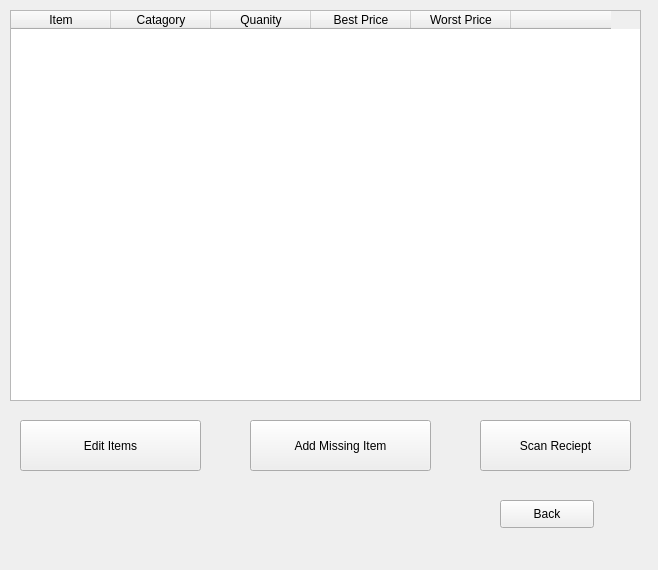
Qt form UI/items.ui (Vishnu3060/cs303RecieptTracker) before a commit.
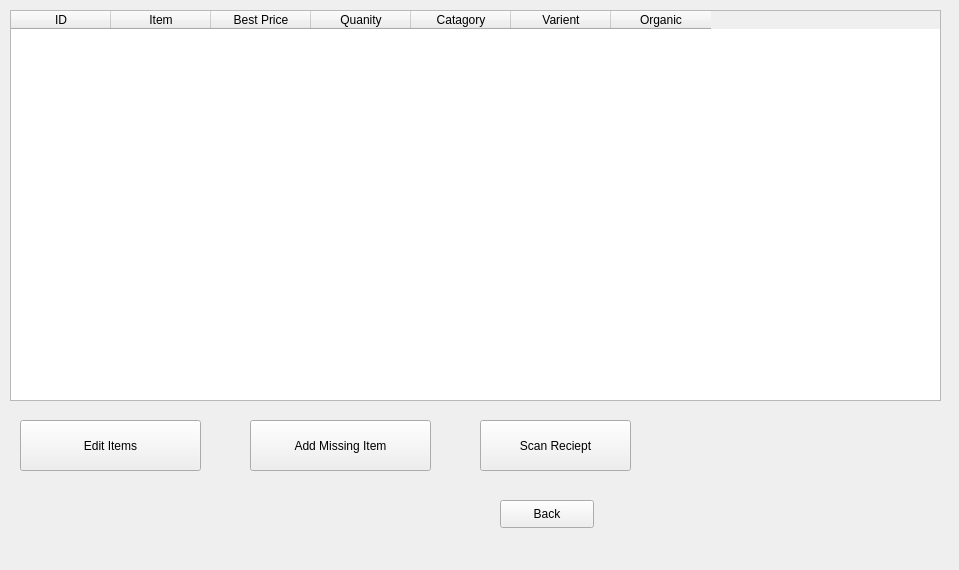
The same form after that commit.

Commit message: added table functionality item window and changed layout

```diff
--- a/UI/items.ui
+++ b/UI/items.ui
@@ -6,7 +6,7 @@
    <rect>
     <x>0</x>
     <y>0</y>
-    <width>658</width>
+    <width>959</width>
     <height>570</height>
    </rect>
   </property>
@@ -18,25 +18,32 @@
     <rect>
      <x>10</x>
      <y>10</y>
-     <width>631</width>
+     <width>931</width>
      <height>391</height>
     </rect>
    </property>
+   <property name="minimumSize">
+    <size>
+     <width>50</width>
+     <height>50</height>
+    </size>
+   </property>
+   <property name="maximumSize">
+    <size>
+     <width>961</width>
+     <height>16777215</height>
+    </size>
+   </property>
+   <column>
+    <property name="text">
+     <string>ID</string>
+    </property>
+   </column>
    <column>
     <property name="text">
      <string>Item</string>
     </property>
    </column>
-   <column>
-    <property name="text">
-     <string>Catagory</string>
-    </property>
-   </column>
-   <column>
-    <property name="text">
-     <string>Quanity</string>
-    </property>
-   </column>
    <column>
     <property name="text">
      <string>Best Price</string>
@@ -44,12 +51,22 @@
    </column>
    <column>
     <property name="text">
-     <string>Worst Price</string>
+     <string>Quanity</string>
     </property>
    </column>
    <column>
     <property name="text">
-     <string/>
+     <string>Catagory</string>
+    </property>
+   </column>
+   <column>
+    <property name="text">
+     <string>Varient</string>
+    </property>
+   </column>
+   <column>
+    <property name="text">
+     <string>Organic</string>
     </property>
    </column>
   </widget>
```
The commit also changes 1 other file.
